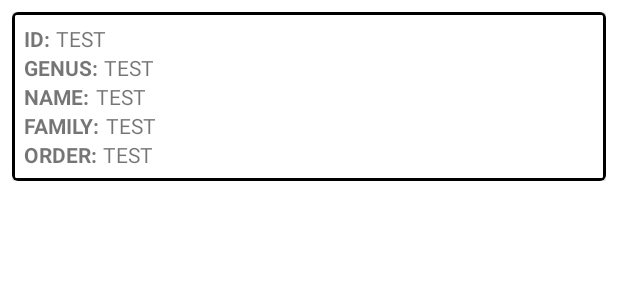
After one commit to dan96and/MVVM_Retrofit_ListOfFruits, an Android app: the layout card_view_fruits.xml on its own in the app's theme, with its tools: preview values and no code run, on a phone screen of 412 x 824 dp. The commit adds this screen. Shown: the top 300 px of the screen. Run offline under Robolectric (Android 15) with nearby library versions, the phone set to English and light mode, and no system bars; network calls fail.

Commit message:
Implementación del RecyclerView

```diff
--- a/app/src/main/java/com/example/listoffruits/data/model/NutritionsModel.kt
+++ b/app/src/main/java/com/example/listoffruits/data/model/NutritionsModel.kt
@@ -3,7 +3,7 @@ package com.example.listoffruits.data.model
 import com.google.gson.annotations.SerializedName
 
 data class NutritionsModel(
-    @SerializedName("carbohydrates") val carbohydrates: Float,
+    @SerializedName("carbohydrates") val carbohydrates: Float ,
     @SerializedName("protein") val protein: Float,
     @SerializedName("fat") val fat: Float,
     @SerializedName("calories") val calories: Float,
--- a/app/src/main/java/com/example/listoffruits/domain/GetAllFruitsUseCase.kt
+++ b/app/src/main/java/com/example/listoffruits/domain/GetAllFruitsUseCase.kt
@@ -8,5 +8,5 @@ class GetAllFruitsUseCase {
 
     private val servicie = FruitServicie()
 
-    suspend fun invoke(): List<FruitModel> = servicie.getAllFruits()
+    suspend fun invoke(): MutableList<FruitModel> = servicie.getAllFruits()
 }
--- /dev/null
+++ b/app/src/main/res/drawable/edit_text_background.xml
@@ -0,0 +1,8 @@
+<?xml version="1.0" encoding="utf-8"?>
+<shape xmlns:android="http://schemas.android.com/apk/res/android">
+    <stroke
+        android:width="2dp"
+        android:color="@color/black" />
+    <solid android:color="@color/white" />
+    <corners android:radius="2dp" />
+</shape>
--- /dev/null
+++ b/app/src/main/res/layout/card_view_fruits.xml
@@ -0,0 +1,119 @@
+<?xml version="1.0" encoding="utf-8"?>
+
+<LinearLayout xmlns:android="http://schemas.android.com/apk/res/android"
+    xmlns:app="http://schemas.android.com/apk/res-auto"
+    xmlns:card_view="http://schemas.android.com/apk/res-auto"
+    xmlns:tools="http://schemas.android.com/tools"
+    android:id="@+id/container"
+    android:layout_width="match_parent"
+    android:layout_height="wrap_content"
+    android:orientation="vertical"
+    android:padding="8dp">
+
+    <androidx.cardview.widget.CardView
+        android:background="@drawable/edit_text_background"
+        android:id="@+id/cv_Fruits"
+        android:layout_width="match_parent"
+        android:layout_height="wrap_content"
+        card_view:cardCornerRadius="4dp">
+
+        <androidx.constraintlayout.widget.ConstraintLayout
+            android:background="@drawable/edit_text_background"
+            android:id="@+id/cd_fruits"
+            android:layout_width="match_parent"
+            android:layout_height="wrap_content"
+            android:padding="8dp"
+            tools:ignore="MissingConstraints">
+
+            <TextView
+                android:id="@+id/tv_title_id"
+                android:layout_width="wrap_content"
+                android:layout_height="wrap_content"
+                android:paddingEnd="4dp"
+                android:text="ID:"
+                android:textStyle="bold"
+                app:layout_constraintLeft_toLeftOf="parent"
+                app:layout_constraintTop_toTopOf="parent" />
+
+            <TextView
+                android:id="@+id/tv_id"
+                android:layout_width="wrap_content"
+                android:layout_height="wrap_content"
+                android:text="TEST"
+                app:layout_constraintLeft_toRightOf="@id/tv_title_id"
+                app:layout_constraintTop_toTopOf="parent" />
+
+            <TextView
+                android:id="@+id/tv_title_genus"
+                android:layout_width="wrap_content"
+                android:layout_height="wrap_content"
+                android:paddingEnd="4dp"
+                android:text="GENUS:"
+                android:textStyle="bold"
+                app:layout_constraintLeft_toLeftOf="parent"
+                app:layout_constraintTop_toBottomOf="@id/tv_title_id" />
+
+            <TextView
+                android:id="@+id/tv_genus"
+                android:layout_width="wrap_content"
+                android:layout_height="wrap_content"
+                android:text="TEST"
+                app:layout_constraintLeft_toRightOf="@id/tv_title_genus"
+                app:layout_constraintTop_toBottomOf="@id/tv_id" />
+
+            <TextView
+                android:id="@+id/tv_title_name"
+                android:layout_width="wrap_content"
+                android:layout_height="wrap_content"
+                android:paddingEnd="4dp"
+                android:text="NAME:"
+                android:textStyle="bold"
+                app:layout_constraintLeft_toLeftOf="parent"
+                app:layout_constraintTop_toBottomOf="@id/tv_title_genus" />
+
+            <TextView
+                android:id="@+id/tv_name"
+                android:layout_width="wrap_content"
+                android:layout_height="wrap_content"
+                android:text="TEST"
+                app:layout_constraintLeft_toRightOf="@id/tv_title_name"
+                app:layout_constraintTop_toBottomOf="@id/tv_genus" />
+
+            <TextView
+                android:id="@+id/tv_title_family"
+                android:layout_width="wrap_content"
+                android:layout_height="wrap_content"
+                android:paddingEnd="4dp"
+                android:text="FAMILY:"
+                android:textStyle="bold"
+                app:layout_constraintLeft_toLeftOf="parent"
+                app:layout_constraintTop_toBottomOf="@id/tv_title_name" />
+
+            <TextView
+                android:id="@+id/tv_family"
+                android:layout_width="wrap_content"
+                android:layout_height="wrap_content"
+                android:text="TEST"
+                app:layout_constraintLeft_toRightOf="@id/tv_title_family"
+                app:layout_constraintTop_toBottomOf="@id/tv_name" />
+
+            <TextView
+                android:id="@+id/tv_title_order"
+                android:layout_width="wrap_content"
+                android:layout_height="wrap_content"
+                android:paddingEnd="4dp"
+                android:text="ORDER:"
+                android:textStyle="bold"
+                app:layout_constraintLeft_toLeftOf="parent"
+                app:layout_constraintTop_toBottomOf="@id/tv_title_family" />
+
+            <TextView
+                android:id="@+id/tv_order"
+                android:layout_width="wrap_content"
+                android:layout_height="wrap_content"
+                android:text="TEST"
+                app:layout_constraintLeft_toRightOf="@id/tv_title_order"
+                app:layout_constraintTop_toBottomOf="@id/tv_family" />
+        </androidx.constraintlayout.widget.ConstraintLayout>
+    </androidx.cardview.widget.CardView>
+</LinearLayout>
```
Also changed, not shown: app/src/main/java/com/example/listoffruits/adapter/AdapterFruit.kt (added, +41 -0 lines), app/src/main/java/com/example/listoffruits/data/network/FruitApiClient.kt (+6 -1 lines), app/src/main/java/com/example/listoffruits/data/network/FruitServicie.kt (+10 -2 lines), app/src/main/java/com/example/listoffruits/domain/GetFruitByNameUseCase.kt (added, +11 -0 lines), app/src/main/java/com/example/listoffruits/ui/view/MainActivity.kt (+41 -4 lines), app/src/main/java/com/example/listoffruits/ui/viewmodel/FruitViewModel.kt (+14 -4 lines), app/src/main/res/layout/activity_main.xml (+9 -2 lines).
